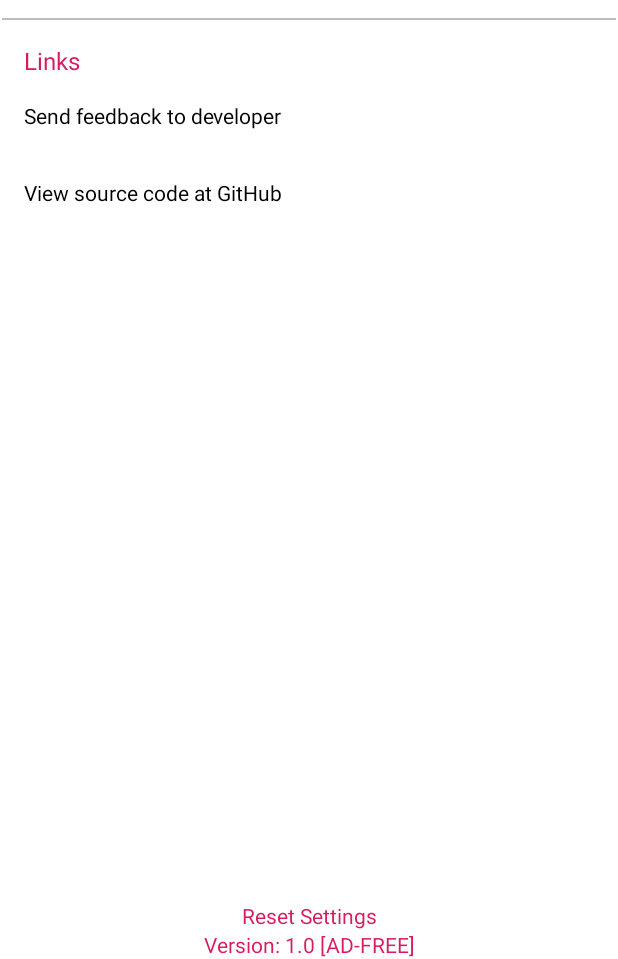
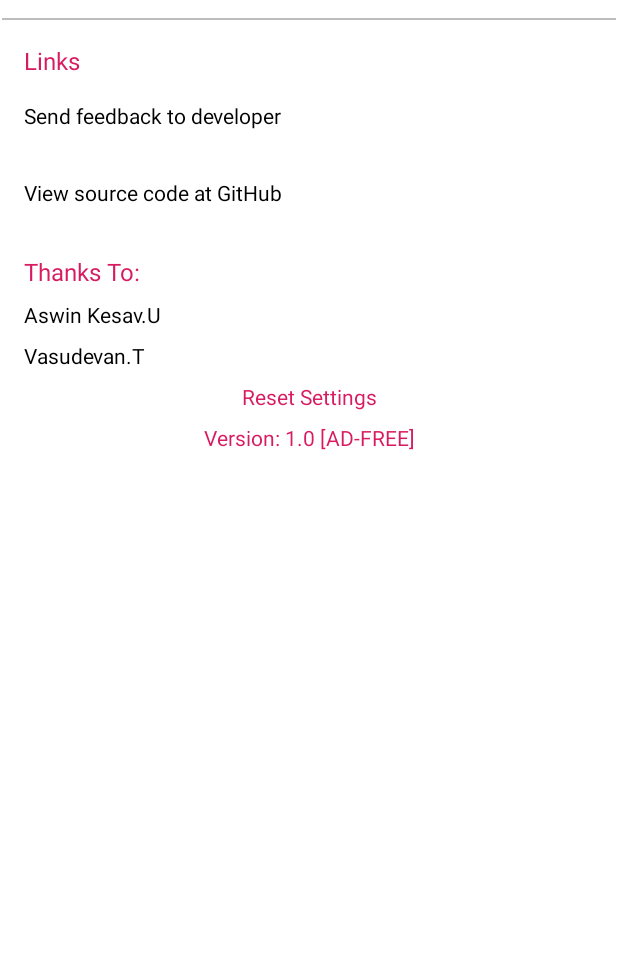
Before and after one commit to VishnuSanal/TODOApp, an Android app: the fragment AboutFragment shown on its own in the app's theme, on a phone screen of 412 x 824 dp, the part 277-1236 px from its top. Run offline under Robolectric (Android 15) with nearby library versions, the phone set to English and light mode, and no system bars; libraries missing offline, so code that uses them is left out: io.github.dreierf.materialintroscreen; 2 statements that could not run were skipped.

Commit message:
Updated About Page & Simple Tweaks

```diff
--- a/app/src/main/res/layout/fragment_about.xml
+++ b/app/src/main/res/layout/fragment_about.xml
@@ -1,5 +1,5 @@
 <?xml version="1.0" encoding="utf-8"?>
-<androidx.constraintlayout.widget.ConstraintLayout xmlns:android="http://schemas.android.com/apk/res/android"
+<ScrollView xmlns:android="http://schemas.android.com/apk/res/android"
     xmlns:app="http://schemas.android.com/apk/res-auto"
     xmlns:tools="http://schemas.android.com/tools"
     android:layout_width="match_parent"
@@ -8,6 +8,9 @@
     android:paddingTop="16dp"
     tools:context=".fragment.AboutFragment">
 
+    <androidx.constraintlayout.widget.ConstraintLayout
+        android:layout_width="match_parent"
+        android:layout_height="wrap_content">
         <!--
             <ImageView
                 android:id="@+id/aboutSampleIconImageView"
@@ -105,17 +108,60 @@
             app:layout_constraintStart_toStartOf="parent"
             app:layout_constraintTop_toBottomOf="@id/aboutPageFeedbackTextView" />
 
+
+        <TextView
+            android:id="@+id/aboutPageCreditsTextView"
+            android:layout_width="wrap_content"
+            android:layout_height="wrap_content"
+            android:layout_gravity="start"
+            android:layout_margin="16dp"
+            android:text="@string/thanks_to"
+            android:textColor="@color/textColor"
+            android:textSize="16sp"
+            app:layout_constraintStart_toStartOf="parent"
+            app:layout_constraintTop_toBottomOf="@id/aboutPageViewSourceCodeTextView" />
+
+        <TextView
+            android:id="@+id/aboutPageCredit1TextView"
+            android:layout_width="wrap_content"
+            android:layout_height="wrap_content"
+            android:layout_gravity="start"
+            android:paddingStart="16dp"
+            android:paddingTop="8dp"
+            android:paddingEnd="16dp"
+            android:text="Aswin Kesav.U"
+            android:textColor="@android:color/background_dark"
+            app:layout_constraintStart_toStartOf="parent"
+            app:layout_constraintTop_toBottomOf="@id/aboutPageCreditsTextView"
+            tools:ignore="HardcodedText" />
+
+        <TextView
+            android:id="@+id/aboutPageCredit2TextView"
+            android:layout_width="wrap_content"
+            android:layout_height="wrap_content"
+            android:layout_gravity="start"
+            android:paddingStart="16dp"
+            android:paddingTop="8dp"
+            android:paddingEnd="16dp"
+            android:text="Vasudevan.T"
+            android:textColor="@android:color/background_dark"
+            app:layout_constraintStart_toStartOf="parent"
+            app:layout_constraintTop_toBottomOf="@id/aboutPageCredit1TextView"
+            tools:ignore="HardcodedText" />
+
         <TextView
             android:id="@+id/aboutResetSettingsButton"
             android:layout_width="wrap_content"
             android:layout_height="wrap_content"
+            android:layout_margin="8dp"
             android:clickable="true"
             android:focusable="true"
             android:text="@string/reset_settings"
             android:textColor="@color/textColor"
             app:layout_constraintBottom_toTopOf="@id/aboutSampleVersion"
             app:layout_constraintEnd_toEndOf="parent"
-        app:layout_constraintStart_toStartOf="parent" />
+            app:layout_constraintStart_toStartOf="parent"
+            app:layout_constraintTop_toBottomOf="@id/aboutPageCredit2TextView" />
 
         <TextView
             android:id="@+id/aboutSampleVersion"
@@ -126,6 +172,5 @@
             app:layout_constraintBottom_toBottomOf="parent"
             app:layout_constraintEnd_toEndOf="parent"
             app:layout_constraintStart_toStartOf="parent" />
-
-
     </androidx.constraintlayout.widget.ConstraintLayout>
+</ScrollView>
--- a/app/src/main/res/values/colors.xml
+++ b/app/src/main/res/values/colors.xml
@@ -8,5 +8,5 @@
     <color name="spacerColor">#BDBDBD</color>
     <color name="redColor">#FF1100</color>
 
-    <color name="tourBackgroundColor">#F1E5CB</color>
+    <color name="tourBackgroundColor">#F8BBD0</color>
 </resources>
--- a/app/src/main/res/values/strings.xml
+++ b/app/src/main/res/values/strings.xml
@@ -11,5 +11,6 @@
     <string name="version">Version: 1.0 [AD-FREE]</string>
     <string name="links">Links</string>
     <string name="reset_settings">Reset Settings</string>
+    <string name="thanks_to">Thanks To:</string>
 
 </resources>
```
Lines whose indentation alone changed are shown as unchanged.
